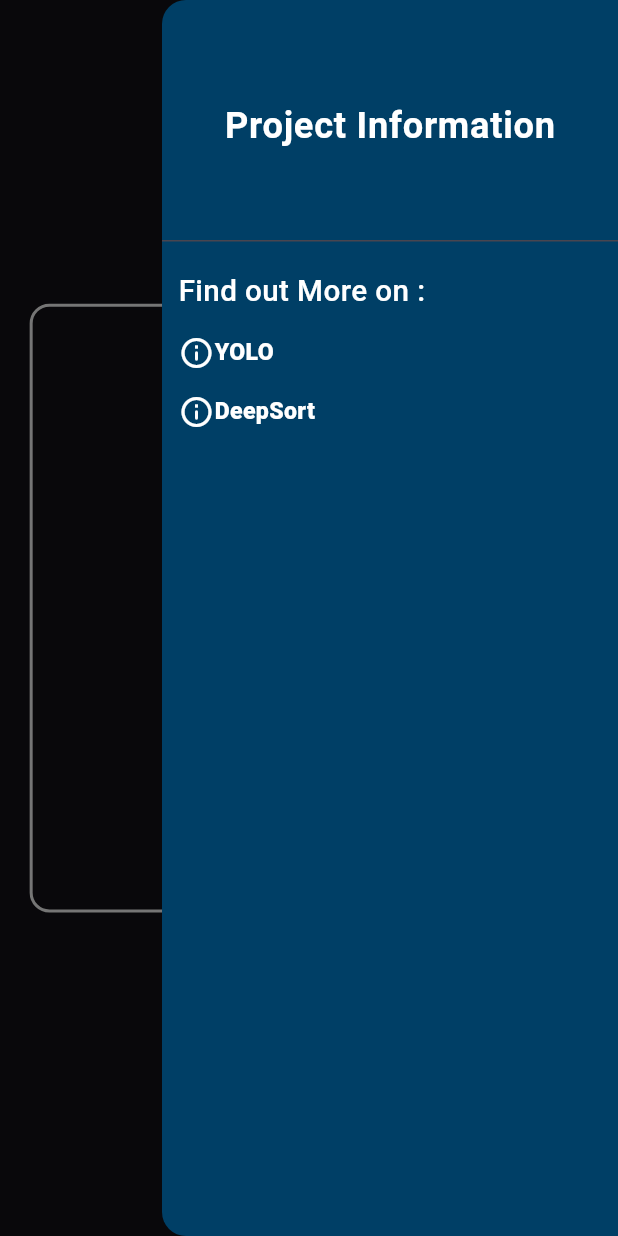
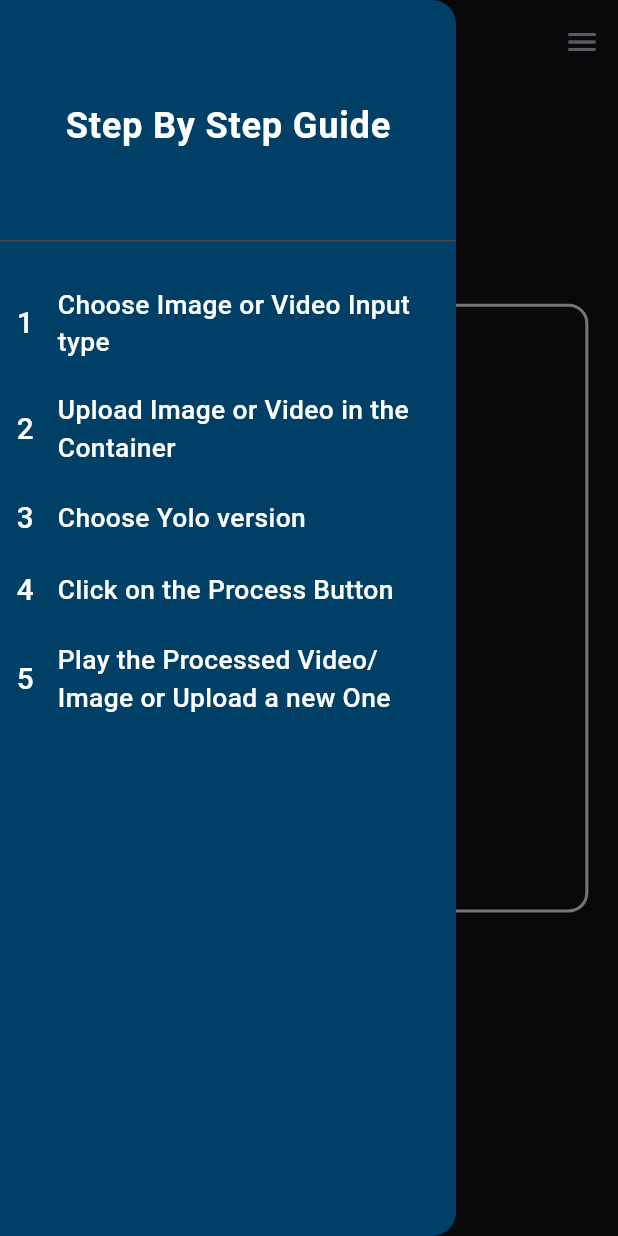
Before and after one commit to adityakumarsahu108/yolo_deepsort_major_project_7th_em, a Flutter app: the screen it shows after launch, with the side drawer open, on a phone screen of 412 x 824 dp. Run offline on Flutter 3.47's test engine with Material 3 defaults, Android fonts, the phone set to English and light mode, and no system bars; our stand-ins replace flutter_bloc, flutter_screenutil, image_picker, permission_handler, video_player.

Commit message:
added popup box for yolo model, info drawer

```diff
--- a/lib/common/button.dart
+++ b/lib/common/button.dart
@@ -6,8 +6,8 @@ import 'package:yolo_deepsort/common/style.dart';
 Widget commonButton({
   required String text,
   required VoidCallback onPressed,
-  double width = 150.0,
-  double height = 50.0,
+  double width = 110.0,
+  double height = 45.0,
 }) {
   return SizedBox(
     width: width.w,
@@ -23,7 +23,7 @@ Widget commonButton({
       child: Text(
         text,
         style: AppTextStyle.secondaryBlackTextStyle
-            .copyWith(color: Colors.white, fontSize: 16.sp),
+            .copyWith(color: Colors.white, fontSize: 15.sp),
       ),
     ),
   );
--- /dev/null
+++ b/lib/common/start_drawer.dart
@@ -0,0 +1,78 @@
+import 'package:flutter/material.dart';
+import 'package:flutter_screenutil/flutter_screenutil.dart';
+import 'package:yolo_deepsort/common/color.dart';
+import 'package:yolo_deepsort/common/style.dart';
+
+class StartDrawer extends StatelessWidget {
+  const StartDrawer({super.key});
+
+  @override
+  Widget build(BuildContext context) {
+    return Drawer(
+      elevation: 2,
+      backgroundColor: AppColor.primaryRegularColor,
+      child: Column(
+        children: [
+          DrawerHeader(
+            child: Center(
+              child: Text(
+                'Step By Step Guide',
+                style: AppTextStyle.primaryTextStyle
+                    .copyWith(color: Colors.white, fontSize: 22.sp),
+              ),
+            ),
+          ),
+          Padding(
+            padding: EdgeInsets.all(10.0.sp),
+            child: Column(
+              crossAxisAlignment: CrossAxisAlignment.start,
+              mainAxisAlignment: MainAxisAlignment.spaceEvenly,
+              children: [
+                text('Choose Image or Video Input type', 1),
+                text('Upload Image or Video in the Container', 2),
+                text('Choose Yolo version', 3),
+                text('Click on the Process Button', 4),
+                text('Play the Processed Video/Image or Upload a new One', 5),
+              ],
+            ),
+          )
+        ],
+      ),
+    );
+  }
+}
+
+text(String input, int number) {
+  return Padding(
+    padding: EdgeInsets.symmetric(vertical: 10.h),
+    child: Row(
+      children: [
+        SizedBox(
+          width: 20.w,
+          child: Text(
+            '$number',
+            style: AppTextStyle.secondaryTextStyle.copyWith(
+                color: Colors.white,
+                fontSize: 18.sp,
+                fontWeight: FontWeight.w500),
+            textAlign: TextAlign.left,
+          ),
+        ),
+        SizedBox(
+          width: 5.w,
+        ),
+        Expanded(
+          child: Text(
+            input,
+            style: AppTextStyle.secondaryTextStyle.copyWith(
+                color: Colors.white,
+                fontSize: 16.sp,
+                fontWeight: FontWeight.w500),
+            overflow: TextOverflow.clip,
+            softWrap: true,
+          ),
+        ),
+      ],
+    ),
+  );
+}
--- a/lib/screens/home_page.dart
+++ b/lib/screens/home_page.dart
@@ -6,18 +6,14 @@ import 'package:yolo_deepsort/bloc/media_event.dart';
 import 'package:yolo_deepsort/bloc/media_state.dart';
 import 'package:yolo_deepsort/common/button.dart';
 import 'package:yolo_deepsort/common/color.dart';
+import 'package:yolo_deepsort/common/end_drawer.dart';
+import 'package:yolo_deepsort/common/start_drawer.dart';
 import 'package:yolo_deepsort/common/style.dart';
 import 'package:yolo_deepsort/widgets/container.dart';
-import 'package:yolo_deepsort/widgets/info_drawer.dart';
-import 'package:yolo_deepsort/widgets/info_page.dart';
+import 'package:yolo_deepsort/widgets/pop_up.dart';
 
 class HomePage extends StatelessWidget {
   const HomePage({super.key});
-
-  void goInfoPage(BuildContext context, String info) {
-    Navigator.push(
-        context, MaterialPageRoute(builder: (context) => InfoPage(info: info)));
-  }
 
   @override
   Widget build(BuildContext context) {
@@ -29,58 +25,25 @@ class HomePage extends StatelessWidget {
               .copyWith(color: Colors.white, fontSize: 25.sp),
         ),
         centerTitle: true,
+        leading: Builder(builder: (BuildContext context) {
+          return IconButton(
+              onPressed: () {
+                Scaffold.of(context).openDrawer();
+              },
+              icon: const Icon(
+                Icons.info_outline_rounded,
+              ));
+        }),
       ),
-      endDrawer: Drawer(
-        elevation: 2,
-        backgroundColor: AppColor.primaryRegularColor,
-        child: Column(
-          children: [
-            DrawerHeader(
-              child: Center(
-                child: Text(
-                  'Project Information',
-                  style: AppTextStyle.primaryTextStyle
-                      .copyWith(color: Colors.white, fontSize: 22.sp),
-                ),
-              ),
-            ),
-            Padding(
-              padding: EdgeInsets.all(10.0.sp),
-              child: Column(
-                crossAxisAlignment: CrossAxisAlignment.start,
-                children: [
-                  Text(
-                    'Find out More on :',
-                    style: AppTextStyle.secondaryTextStyle.copyWith(
-                        color: Colors.white,
-                        fontSize: 18.sp,
-                        fontWeight: FontWeight.w500),
-                  ),
-                  SizedBox(height: 15.h),
-                  GestureDetector(
-                    onTap: () => goInfoPage(context, 'YOLO'),
-                    child: const InforDrawer(
-                        text: 'YOLO', icon: Icons.info_outline_rounded),
-                  ),
-                  SizedBox(height: 15.h),
-                  GestureDetector(
-                    onTap: () => goInfoPage(context, 'DeepSort'),
-                    child: const InforDrawer(
-                        text: 'DeepSort', icon: Icons.info_outline_rounded),
-                  ),
-                ],
-              ),
-            )
-          ],
-        ),
-      ),
+      drawer: const StartDrawer(),
+      endDrawer: const EndDrawer(),
       body: SingleChildScrollView(
         child: Column(
           mainAxisAlignment: MainAxisAlignment.spaceBetween,
           children: [
             Center(
               child: Text(
-                'Choose',
+                'Choose Input Type',
                 style: AppTextStyle.secondaryBlackTextStyle.copyWith(
                     fontSize: 20.sp,
                     fontWeight: FontWeight.w500,
@@ -146,10 +109,21 @@ class HomePage extends StatelessWidget {
             SizedBox(
               height: 15.h,
             ),
-            commonButton(text: 'Process', onPressed: () {}),
+            commonButton(
+                text: 'Process',
+                onPressed: () => _showYoloSelectionDialog(context)),
           ],
         ),
       ),
     );
   }
 }
+
+void _showYoloSelectionDialog(BuildContext context) {
+  showDialog(
+    context: context,
+    builder: (BuildContext context) {
+      return const PopUp();
+    },
+  );
+}
--- a/lib/widgets/info_drawer.dart
+++ b/lib/widgets/info_drawer.dart
@@ -1,4 +1,5 @@
 import 'package:flutter/material.dart';
+import 'package:flutter_screenutil/flutter_screenutil.dart';
 import 'package:yolo_deepsort/common/style.dart';
 
 class InforDrawer extends StatelessWidget {
@@ -11,6 +12,9 @@ class InforDrawer extends StatelessWidget {
     return Row(
       children: [
         Icon(icon),
+        SizedBox(
+          width: 5.w,
+        ),
         Text(text,
             style: AppTextStyle.secondaryBlackTextStyle
                 .copyWith(color: Colors.white))
```
Also changed, not shown: lib/common/end_drawer.dart (added, +65 -0 lines), lib/widgets/pop_up.dart (added, +40 -0 lines).
